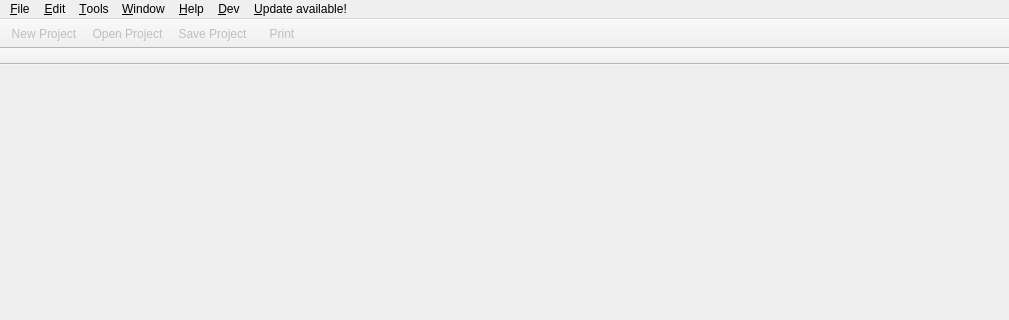
Old version of the form src/app/ui/gt_mainwin.ui in the repository dlr-gtlab/gtlab-core; both pictures show x 0 to 1009 and y 0 to 320 of the 1009 by 727 pixel window.
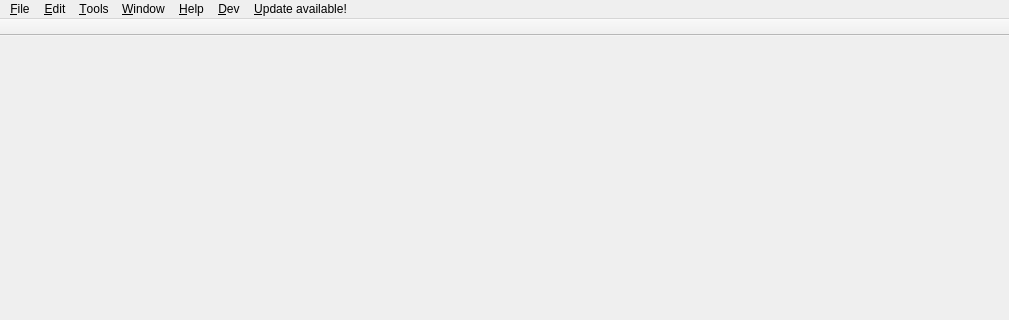
New version of the form. Icons and pictures are not drawn.

Commit message: remove all toolbars

```diff
--- a/src/app/ui/gt_mainwin.ui
+++ b/src/app/ui/gt_mainwin.ui
@@ -173,67 +173,6 @@
    <addaction name="menuUpdate_available"/>
   </widget>
   <widget class="QStatusBar" name="statusbar"/>
-  <widget class="QToolBar" name="projectToolBar">
-   <property name="enabled">
-    <bool>false</bool>
-   </property>
-   <property name="windowTitle">
-    <string>Project ToolBar</string>
-   </property>
-   <property name="movable">
-    <bool>false</bool>
-   </property>
-   <attribute name="toolBarArea">
-    <enum>TopToolBarArea</enum>
-   </attribute>
-   <attribute name="toolBarBreak">
-    <bool>false</bool>
-   </attribute>
-   <addaction name="actionNewProject"/>
-   <addaction name="actionOpen_Project"/>
-   <addaction name="actionSave_Project"/>
-  </widget>
-  <widget class="QToolBar" name="undoBar">
-   <property name="enabled">
-    <bool>false</bool>
-   </property>
-   <property name="sizePolicy">
-    <sizepolicy hsizetype="Expanding" vsizetype="Fixed">
-     <horstretch>0</horstretch>
-     <verstretch>0</verstretch>
-    </sizepolicy>
-   </property>
-   <property name="windowTitle">
-    <string>Undo Toolbar</string>
-   </property>
-   <property name="movable">
-    <bool>false</bool>
-   </property>
-   <attribute name="toolBarArea">
-    <enum>TopToolBarArea</enum>
-   </attribute>
-   <attribute name="toolBarBreak">
-    <bool>false</bool>
-   </attribute>
-   <addaction name="actionPrint"/>
-  </widget>
-  <widget class="QToolBar" name="viewerToolbar">
-   <property name="windowTitle">
-    <string>MDI ToolBar</string>
-   </property>
-   <property name="layoutDirection">
-    <enum>Qt::LeftToRight</enum>
-   </property>
-   <property name="movable">
-    <bool>false</bool>
-   </property>
-   <attribute name="toolBarArea">
-    <enum>TopToolBarArea</enum>
-   </attribute>
-   <attribute name="toolBarBreak">
-    <bool>false</bool>
-   </attribute>
-  </widget>
   <widget class="QToolBar" name="qmlToolBar">
    <property name="windowTitle">
     <string>toolBar</string>
@@ -245,7 +184,7 @@
     <enum>TopToolBarArea</enum>
    </attribute>
    <attribute name="toolBarBreak">
-    <bool>true</bool>
+    <bool>false</bool>
    </attribute>
   </widget>
   <action name="actionExit">
```
The commit also changes 1 other file.
